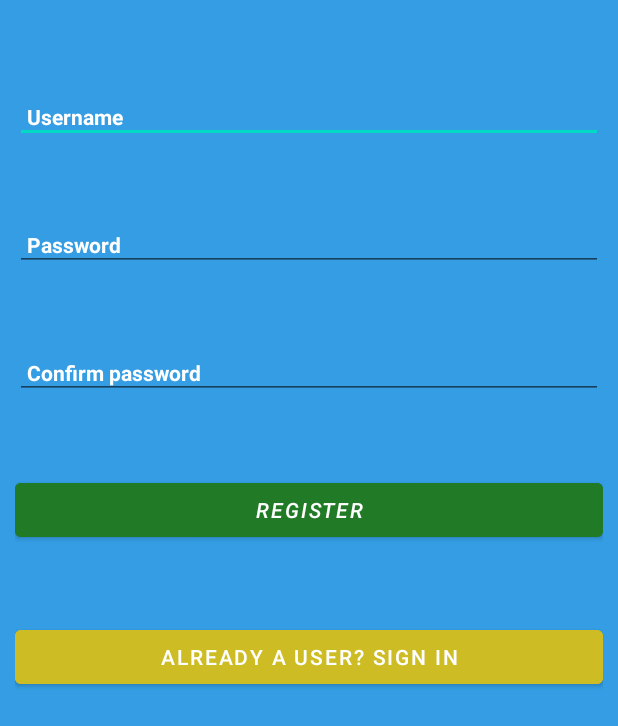
After one commit to MarceloAbbi/TrabalhoFinalMobile, an Android app: the layout activity_login_user.xml on its own in the app's theme, with its tools: preview values and no code run, on a phone screen of 412 x 824 dp. The commit adds this screen. Shown: the top 726 px of the screen. Run offline under Robolectric (Android 15) with nearby library versions, the phone set to English and light mode, and no system bars.

Commit message:
Login User

```diff
--- a/RecipeApp/app/src/main/AndroidManifest.xml
+++ b/RecipeApp/app/src/main/AndroidManifest.xml
@@ -16,10 +16,13 @@
         android:theme="@style/Theme.RecipeApp"
         tools:targetApi="31">
         <activity
+            android:name=".MainActivity"
+            android:exported="false" />
+        <activity
             android:name=".RecipeDetailsActivity"
             android:exported="false" />
         <activity
-            android:name=".MainActivity"
+            android:name=".LoginUser"
             android:exported="true">
             <intent-filter>
                 <action android:name="android.intent.action.MAIN" />
--- /dev/null
+++ b/RecipeApp/app/src/main/java/com/example/recipeapp/LoginUser.java
@@ -0,0 +1,35 @@
+package com.example.recipeapp;
+
+import androidx.appcompat.app.AppCompatActivity;
+
+import android.content.Intent;
+import android.os.Bundle;
+import android.view.View;
+import android.widget.Button;
+import android.widget.EditText;
+
+public class LoginUser extends AppCompatActivity {
+
+    EditText username, password, confirmpassword;
+    Button btnsignup, btnsignin;
+
+    @Override
+    protected void onCreate(Bundle savedInstanceState) {
+        super.onCreate(savedInstanceState);
+        setContentView(R.layout.activity_login_user);
+
+        username = (EditText) findViewById(R.id.username);
+        password = (EditText) findViewById(R.id.password);
+        confirmpassword = (EditText) findViewById(R.id.confirmpassword);
+        btnsignup = (Button) findViewById(R.id.btnsignup);
+        btnsignin = (Button) findViewById(R.id.btnsignin);
+
+        btnsignup.setOnClickListener(new View.OnClickListener() {
+            @Override
+            public void onClick(View view) {
+                Intent intent = new Intent(getApplicationContext(), MainActivity.class);
+                startActivity(intent);
+            }
+        });
+    }
+}
--- /dev/null
+++ b/RecipeApp/app/src/main/res/layout/activity_login_user.xml
@@ -0,0 +1,65 @@
+<?xml version="1.0" encoding="utf-8"?>
+<RelativeLayout xmlns:android="http://schemas.android.com/apk/res/android"
+    xmlns:app="http://schemas.android.com/apk/res-auto"
+    xmlns:tools="http://schemas.android.com/tools"
+    android:layout_width="match_parent"
+    android:layout_height="match_parent"
+    android:background="@color/orange"
+    android:padding="10dp"
+    tools:context=".LoginUser">
+
+    <EditText
+        android:id="@+id/username"
+        android:layout_width="match_parent"
+        android:layout_height="wrap_content"
+        android:textStyle="bold"
+        android:padding="8dp"
+        android:textSize="14sp"
+        android:hint="Username"
+        android:layout_marginTop="50dp"/>
+
+    <EditText
+        android:id="@+id/password"
+        android:layout_width="match_parent"
+        android:layout_height="wrap_content"
+        android:textStyle="bold"
+        android:padding="8dp"
+        android:textSize="14sp"
+        android:hint="Password"
+        android:layout_marginTop="50dp"
+        android:layout_below="@+id/username"/>
+
+    <EditText
+        android:id="@+id/confirmpassword"
+        android:layout_width="match_parent"
+        android:layout_height="wrap_content"
+        android:textStyle="bold"
+        android:textSize="14sp"
+        android:padding="8dp"
+        android:hint="Confirm password"
+        android:layout_marginTop="50dp"
+        android:layout_below="@+id/password"/>
+
+    <Button
+        android:id="@+id/btnsignup"
+        android:layout_width="match_parent"
+        android:layout_height="wrap_content"
+        android:textStyle="italic"
+        android:backgroundTint="@color/green"
+        android:textSize="14sp"
+        android:text="Register"
+        android:layout_marginTop="50dp"
+        android:layout_below="@+id/confirmpassword"/>
+
+    <Button
+        android:id="@+id/btnsignin"
+        android:layout_width="match_parent"
+        android:layout_height="wrap_content"
+        android:backgroundTint="@color/yellow"
+        android:textSize="14sp"
+        android:text="Already a user? Sign In"
+        android:layout_marginTop="50dp"
+        android:layout_below="@+id/btnsignup"/>
+
+
+</RelativeLayout>
--- a/RecipeApp/app/src/main/res/values/colors.xml
+++ b/RecipeApp/app/src/main/res/values/colors.xml
@@ -8,4 +8,6 @@
     <color name="black">#FF000000</color>
     <color name="white">#FFFFFFFF</color>
     <color name="orange">#349DE3</color>
+    <color name="green">#217A25</color>
+    <color name="yellow">#CDBC24</color>
 </resources>
```
